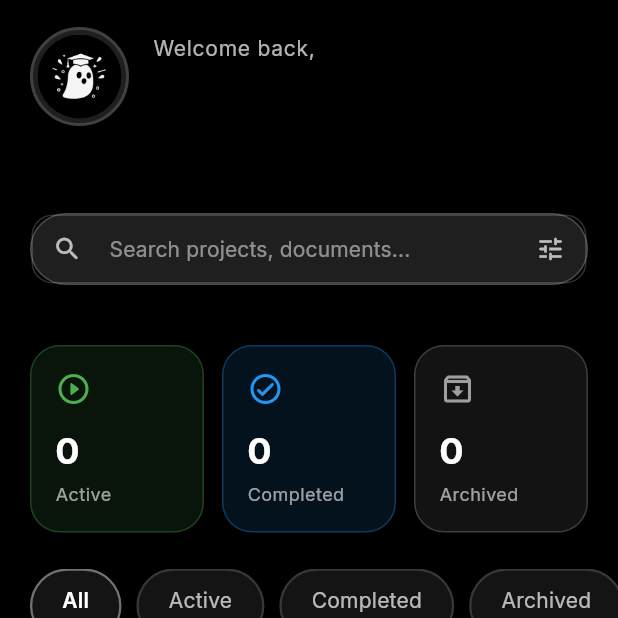
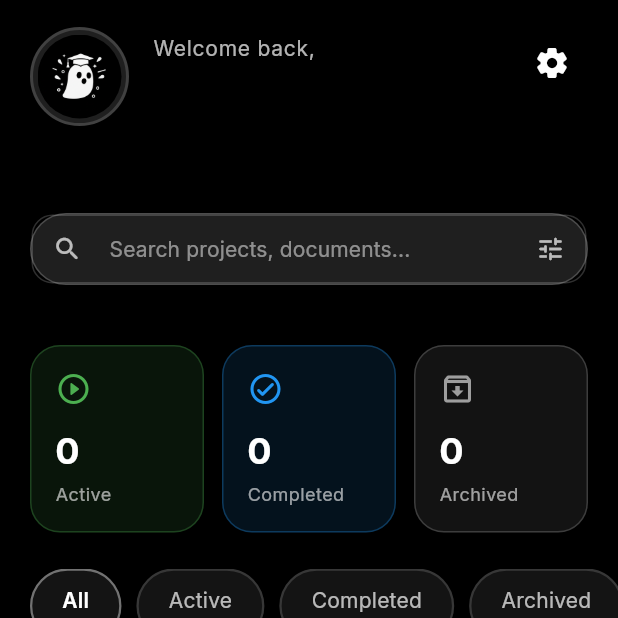
Before and after one commit to ghote-app/ghote, a Flutter app: the screen it shows once a user with an empty profile is signed in, on a phone screen of 412 x 824 dp, the top half of it. Run offline on Flutter 3.47's test engine with Material 3 defaults, Android fonts, the phone set to English and light mode, and no system bars; our stand-ins replace cloud_firestore, file_picker, firebase_auth, firebase_core, firebase_storage, go_router and 3 more; missing offline and left inert: dart:html; accounts and stored records are empty.

Commit message:
feat(plans): add free/plus/pro logic; AI provider selection; settings gear in header

```diff
--- a/lib/models/subscription.dart
+++ b/lib/models/subscription.dart
@@ -3,7 +3,7 @@
 
 class Subscription {
   final String userId;
-  final String plan; // 'free' or 'pro'
+  final String plan; // 'free' | 'plus' | 'pro'
   final DateTime? proStartDate;
   final DateTime? proEndDate;
   final bool isActive;
@@ -19,7 +19,14 @@ class Subscription {
   });
 
   bool get isPro => plan == 'pro' && isActive;
-  bool get isFree => !isPro;
+  bool get isPlus => plan == 'plus' && isActive;
+  bool get isFree => plan == 'free' || !isActive;
+
+  // Capabilities
+  bool get hasUnlimitedCloudStorage => isPro;
+  bool get usesOpenAIOrClaude => isPro;
+  bool get usesGeminiFree => isFree || isPlus;
+  int get monthlyAiQuota => isPro ? 500 : 50;
 
   Subscription copyWith({
     String? userId,
--- a/lib/screens/dashboard_screen.dart
+++ b/lib/screens/dashboard_screen.dart
@@ -127,14 +127,7 @@ class _DashboardScreenState extends State<DashboardScreen> with SingleTickerProv
         child: Row(
           crossAxisAlignment: CrossAxisAlignment.start,
           children: <Widget>[
-            InkWell(
-              onTap: () {
-                Navigator.of(context).push(
-                  MaterialPageRoute(builder: (_) => const SettingsScreen()),
-                );
-              },
-              borderRadius: BorderRadius.circular(50),
-              child: Container(
+            Container(
               decoration: BoxDecoration(
                 color: Colors.white.withValues(alpha: 0.12),
                 borderRadius: BorderRadius.circular(50),
@@ -149,7 +142,6 @@ class _DashboardScreenState extends State<DashboardScreen> with SingleTickerProv
                     width: 56,
                     height: 56,
                     fit: BoxFit.cover,
-                    ),
                   ),
                 ),
               ),
@@ -182,7 +174,14 @@ class _DashboardScreenState extends State<DashboardScreen> with SingleTickerProv
                 ],
               ),
             ),
-            const SizedBox.shrink(),
+            IconButton(
+              icon: const Icon(Icons.settings_rounded, color: Colors.white),
+              onPressed: () {
+                Navigator.of(context).push(
+                  MaterialPageRoute(builder: (_) => const SettingsScreen()),
+                );
+              },
+            ),
           ],
         ),
       ),
@@ -737,7 +736,7 @@ class _DashboardScreenState extends State<DashboardScreen> with SingleTickerProv
         String? cloudPath;
         String? downloadUrl;
         if (subscription.isPro) {
-          final uploaded = await storage.uploadToCloudflare(file: file, projectId: projectId, userId: user.uid);
+          final uploaded = await storage.uploadToCloudflare(file: file, projectId: projectId, userId: user.uid, subscription: subscription);
           storageType = 'cloud';
           cloudPath = uploaded['cloudPath'];
           downloadUrl = uploaded['downloadUrl'];
--- a/lib/services/storage_service.dart
+++ b/lib/services/storage_service.dart
@@ -9,6 +9,7 @@ import 'package:firebase_storage/firebase_storage.dart';
 import 'package:path_provider/path_provider.dart';
 
 import '../models/file_model.dart';
+import '../models/subscription.dart';
 
 class StorageService {
   const StorageService();
@@ -29,9 +30,10 @@ class StorageService {
     required File file,
     required String projectId,
     required String userId,
+    Subscription? subscription,
   }) async {
-    // Feature flag: dev uses Firebase Storage, release uses Cloudflare R2
-    if (!kReleaseMode) {
+    // Plan-based routing: free/plus -> Firebase (limited); pro -> R2 (unlimited)
+    if (!kReleaseMode || (subscription != null && !subscription.isPro)) {
       final ref = FirebaseStorage.instance.ref().child('files/$userId/$projectId/${file.path.split('/').last}');
       final task = await ref.putFile(file);
       final url = await task.ref.getDownloadURL();
--- a/lib/services/subscription_service.dart
+++ b/lib/services/subscription_service.dart
@@ -23,7 +23,8 @@ class SubscriptionService {
 
   /// Whether the user can upload to cloud storage based on their plan.
   bool canUploadToCloud(Subscription subscription) {
-    return subscription.isPro;
+    // free/plus: limited cloud (handled by StorageService); pro: unlimited
+    return subscription.isPlus || subscription.isPro;
   }
 
   /// Whether the user can create another project.
```
Also changed, not shown: lib/services/ai_provider_service.dart (added, +47 -0 lines). Lines whose indentation alone changed are shown as unchanged.
